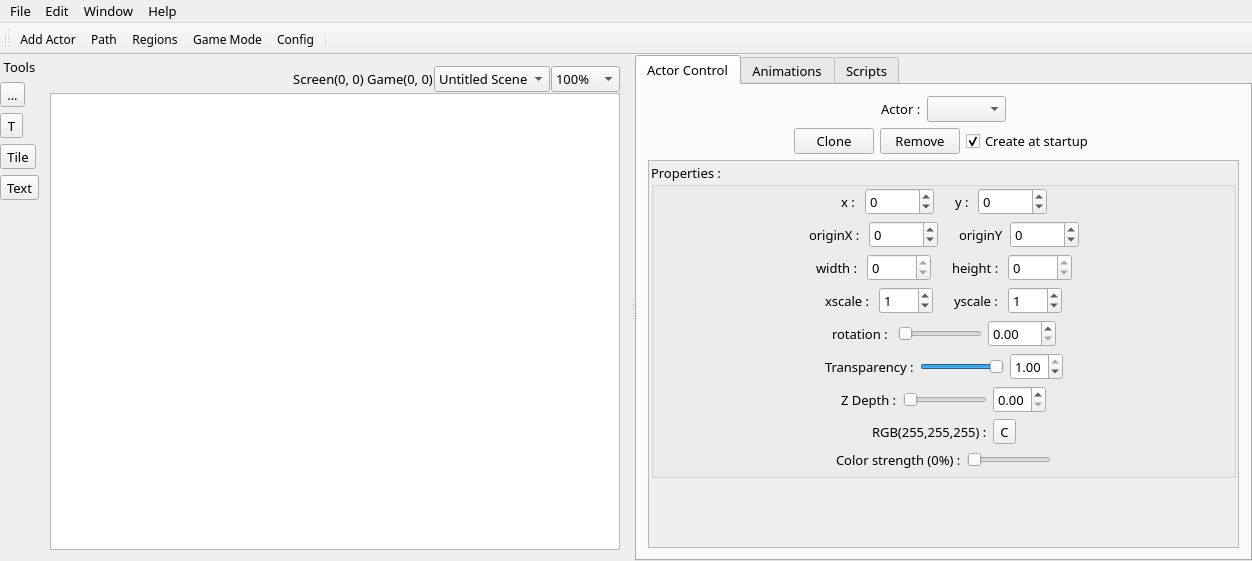
The window that qgameeditor.ui (Epsilon-K/QGameEditor) describes before a commit, drawn with Qt 5.
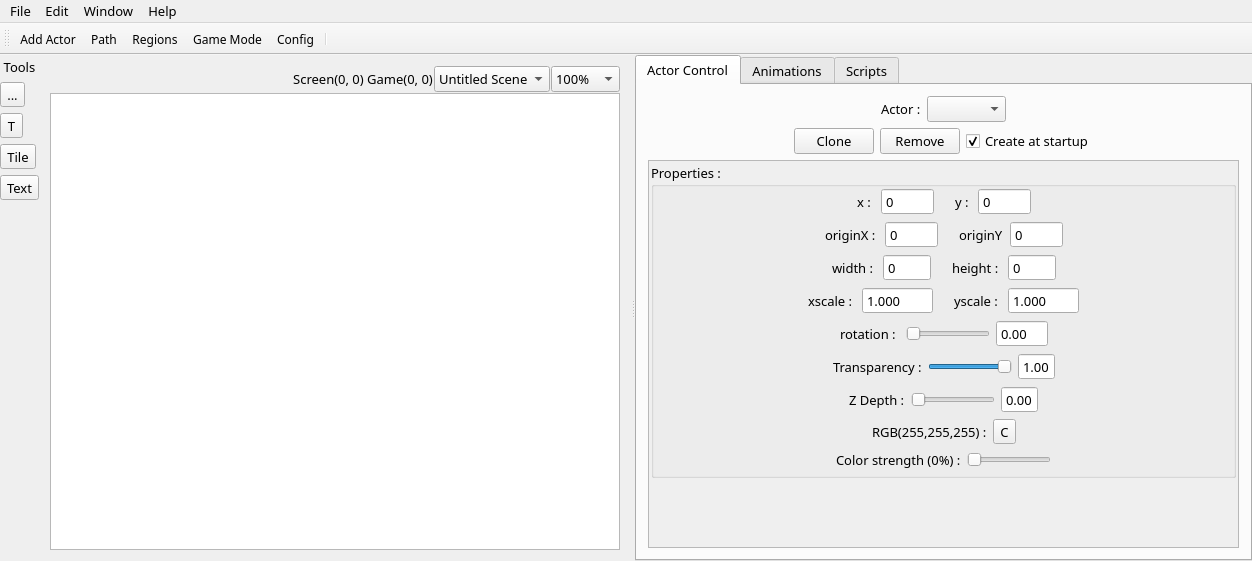
The same window after the commit. Icons and pictures are not drawn. Custom widgets are drawn as their Qt base class.

The edit to the form file:
```diff
--- a/qgameeditor.ui
+++ b/qgameeditor.ui
@@ -434,6 +434,9 @@
                   </item>
                   <item>
                    <widget class="QSpinBox" name="actorXSpinBox">
+                    <property name="buttonSymbols">
+                     <enum>QAbstractSpinBox::NoButtons</enum>
+                    </property>
                     <property name="minimum">
                      <number>-32768</number>
                     </property>
@@ -467,6 +470,9 @@
                   </item>
                   <item>
                    <widget class="QSpinBox" name="actorYSpinBox">
+                    <property name="buttonSymbols">
+                     <enum>QAbstractSpinBox::NoButtons</enum>
+                    </property>
                     <property name="minimum">
                      <number>-32768</number>
                     </property>
@@ -514,6 +520,9 @@
                   </item>
                   <item>
                    <widget class="QSpinBox" name="actorOriginXSpinBox">
+                    <property name="buttonSymbols">
+                     <enum>QAbstractSpinBox::NoButtons</enum>
+                    </property>
                     <property name="minimum">
                      <number>-32768</number>
                     </property>
@@ -547,6 +556,9 @@
                   </item>
                   <item>
                    <widget class="QSpinBox" name="actorOriginYSpinBox">
+                    <property name="buttonSymbols">
+                     <enum>QAbstractSpinBox::NoButtons</enum>
+                    </property>
                     <property name="minimum">
                      <number>-32768</number>
                     </property>
@@ -597,6 +609,9 @@
                     <property name="readOnly">
                      <bool>true</bool>
                     </property>
+                    <property name="buttonSymbols">
+                     <enum>QAbstractSpinBox::NoButtons</enum>
+                    </property>
                     <property name="maximum">
                      <number>65536</number>
                     </property>
@@ -630,6 +645,9 @@
                     <property name="readOnly">
                      <bool>true</bool>
                     </property>
+                    <property name="buttonSymbols">
+                     <enum>QAbstractSpinBox::NoButtons</enum>
+                    </property>
                     <property name="maximum">
                      <number>65536</number>
                     </property>
@@ -673,15 +691,24 @@
                    </widget>
                   </item>
                   <item>
-                   <widget class="QSpinBox" name="actorXScaleSpinBox">
+                   <widget class="QDoubleSpinBox" name="actorXScaleDoubleSpinBox">
+                    <property name="buttonSymbols">
+                     <enum>QAbstractSpinBox::NoButtons</enum>
+                    </property>
+                    <property name="decimals">
+                     <number>3</number>
+                    </property>
                     <property name="minimum">
-                     <number>-100</number>
+                     <double>-1000.000000000000000</double>
                     </property>
                     <property name="maximum">
-                     <number>100</number>
+                     <double>1000.000000000000000</double>
+                    </property>
+                    <property name="singleStep">
+                     <double>0.050000000000000</double>
                     </property>
                     <property name="value">
-                     <number>1</number>
+                     <double>1.000000000000000</double>
                     </property>
                    </widget>
                   </item>
@@ -709,15 +736,24 @@
                    </widget>
                   </item>
                   <item>
-                   <widget class="QSpinBox" name="actorYScaleSpinBox">
+                   <widget class="QDoubleSpinBox" name="actorYScaleDoubleSpinBox">
+                    <property name="buttonSymbols">
+                     <enum>QAbstractSpinBox::NoButtons</enum>
+                    </property>
+                    <property name="decimals">
+                     <number>3</number>
+                    </property>
                     <property name="minimum">
-                     <number>-100</number>
+                     <double>-1000.000000000000000</double>
                     </property>
                     <property name="maximum">
-                     <number>100</number>
+                     <double>1000.000000000000000</double>
+                    </property>
+                    <property name="singleStep">
+                     <double>0.050000000000000</double>
                     </property>
                     <property name="value">
-                     <number>1</number>
+                     <double>1.000000000000000</double>
                     </property>
                    </widget>
                   </item>
@@ -779,6 +815,9 @@
                   </item>
                   <item>
                    <widget class="QDoubleSpinBox" name="doubleSpinBox_3">
+                    <property name="buttonSymbols">
+                     <enum>QAbstractSpinBox::NoButtons</enum>
+                    </property>
                     <property name="maximum">
                      <double>360.000000000000000</double>
                     </property>
@@ -845,6 +884,9 @@
                   </item>
                   <item>
                    <widget class="QDoubleSpinBox" name="doubleSpinBox">
+                    <property name="buttonSymbols">
+                     <enum>QAbstractSpinBox::NoButtons</enum>
+                    </property>
                     <property name="maximum">
                      <double>1.000000000000000</double>
                     </property>
@@ -911,6 +953,9 @@
                   </item>
                   <item>
                    <widget class="QDoubleSpinBox" name="doubleSpinBox_2">
+                    <property name="buttonSymbols">
+                     <enum>QAbstractSpinBox::NoButtons</enum>
+                    </property>
                     <property name="maximum">
                      <double>1.000000000000000</double>
                     </property>
```
